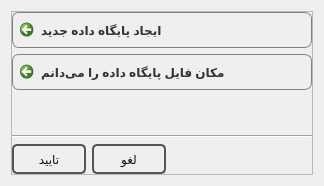
The window that databaseerrormanagementdialog.ui (reza-rezvani2052/KetabYab) describes before a commit, drawn with Qt 5.
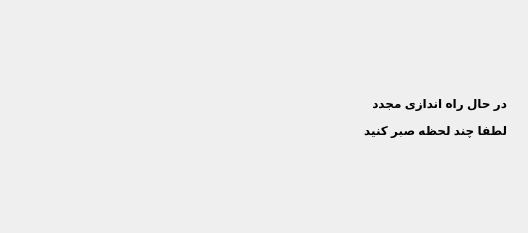
The same window after the commit. The open tabs and pages were chosen to show the change. Icons and pictures are not drawn.

What changed in the file:
```diff
--- a/databaseerrormanagementdialog.ui
+++ b/databaseerrormanagementdialog.ui
@@ -6,8 +6,8 @@
    <rect>
     <x>0</x>
     <y>0</y>
-    <width>324</width>
-    <height>186</height>
+    <width>528</width>
+    <height>233</height>
    </rect>
   </property>
   <property name="windowTitle">
@@ -19,32 +19,56 @@
   <property name="modal">
    <bool>true</bool>
   </property>
+  <layout class="QHBoxLayout" name="horizontalLayout_4">
+   <property name="leftMargin">
+    <number>0</number>
+   </property>
+   <property name="topMargin">
+    <number>0</number>
+   </property>
+   <property name="rightMargin">
+    <number>0</number>
+   </property>
+   <property name="bottomMargin">
+    <number>0</number>
+   </property>
+   <item>
+    <widget class="QStackedWidget" name="stackedWidget">
+     <property name="styleSheet">
+      <string notr="true">QPushButton{
+color: #111;
+border: 2px solid #555;
+border-radius: 5px;
+padding: 2px;
+background: qradialgradient(cx: 0.4, cy: -0.1,
+fx: 0.4, fy: -0.1,
+radius: 1.35, stop: 0 #fff, stop: 1 #ddd);
+min-width: 80px;
+min-height: 40px;
+}
+
+QPushButton:hover {
+background: qradialgradient(cx: 0.3, cy: -0.4,
+fx: 0.3, fy: -0.4,
+radius: 1.35, stop: 0 #fff, stop: 1 #bbb);
+}
+
+QPushButton:pressed {
+background: qradialgradient(cx: 0.3, cy: -0.4,
+fx: 0.3, fy: -0.4,
+radius: 1.35, stop: 0 #fff, stop: 1 #888);
+}
+</string>
+     </property>
+     <property name="currentIndex">
+      <number>1</number>
+     </property>
+     <widget class="QWidget" name="pageErrManagement">
   <layout class="QVBoxLayout" name="verticalLayout">
    <item>
     <widget class="QFrame" name="frame">
      <property name="styleSheet">
-      <string notr="true">QPushButton{
-color: #333;
-border: 2px solid #555;
-border-radius: 7px;
-padding: 5px;
-background: qradialgradient(cx: 0.3, cy: -0.4,
-fx: 0.3, fy: -0.4,
-radius: 1.35, stop: 0 #fff, stop: 1 #888);
-min-width: 60px;
-}
-
-QPushButton:hover {
-background: qradialgradient(cx: 0.3, cy: -0.4,
-fx: 0.3, fy: -0.4,
-radius: 1.35, stop: 0 #fff, stop: 1 #bbb);
-}
-
-QPushButton:pressed {
-background: qradialgradient(cx: 0.4, cy: -0.1,
-fx: 0.4, fy: -0.1,
-radius: 1.35, stop: 0 #fff, stop: 1 #ddd);
-}</string>
+          <string notr="true"/>
      </property>
      <property name="frameShape">
       <enum>QFrame::StyledPanel</enum>
@@ -69,27 +93,35 @@
        <layout class="QVBoxLayout" name="verticalLayout_2">
         <item>
          <widget class="QCommandLinkButton" name="btnCreateNewDb">
-          <property name="styleSheet">
-           <string notr="true">border: 1px solid gray;</string>
-          </property>
           <property name="text">
-           <string>ایجاد پایگاه داده جدید</string>
-          </property>
-          <property name="default">
-           <bool>false</bool>
+               <string>  ایجاد پایگاه داده جدید  </string>
+              </property>
+              <property name="icon">
+               <iconset resource="rc/rc.qrc">
+                <normaloff>:/book-add.png</normaloff>:/book-add.png</iconset>
+              </property>
+              <property name="iconSize">
+               <size>
+                <width>25</width>
+                <height>25</height>
+               </size>
           </property>
          </widget>
         </item>
         <item>
          <widget class="QCommandLinkButton" name="btnOpenExistsDb">
-          <property name="styleSheet">
-           <string notr="true">border: 1px solid gray;</string>
-          </property>
           <property name="text">
-           <string>مکان فایل پایگاه داده را می‌دانم</string>
-          </property>
-          <property name="default">
-           <bool>false</bool>
+               <string>  مکان فایل پایگاه داده را می‌دانم  </string>
+              </property>
+              <property name="icon">
+               <iconset resource="rc/rc.qrc">
+                <normaloff>:/database_load.png</normaloff>:/database_load.png</iconset>
+              </property>
+              <property name="iconSize">
+               <size>
+                <width>25</width>
+                <height>25</height>
+               </size>
           </property>
          </widget>
         </item>
@@ -140,93 +172,132 @@
           </property>
           <property name="minimumSize">
            <size>
-            <width>74</width>
-            <height>30</height>
-           </size>
-          </property>
-          <property name="styleSheet">
-           <string notr="true">QPushButton{
-color: #111;
-border: 2px solid #555;
-border-radius: 5px;
-
-background: qradialgradient(cx: 0.4, cy: -0.1,
-fx: 0.4, fy: -0.1,
-radius: 1.35, stop: 0 #fff, stop: 1 #ddd);
-
-min-width: 60px;
-}
-
-QPushButton:hover {
-background: qradialgradient(cx: 0.3, cy: -0.4,
-fx: 0.3, fy: -0.4,
-radius: 1.35, stop: 0 #fff, stop: 1 #bbb);
-}
-
-QPushButton:pressed {
-background: qradialgradient(cx: 0.3, cy: -0.4,
-fx: 0.3, fy: -0.4,
-radius: 1.35, stop: 0 #fff, stop: 1 #888);
-}
-</string>
-          </property>
+                <width>88</width>
+                <height>48</height>
+               </size>
+              </property>
           <property name="text">
-           <string>لغو</string>
-          </property>
-         </widget>
+               <string>بستن</string>
+              </property>
+             </widget>
+            </item>
+           </layout>
+          </item>
+         </layout>
+        </widget>
+       </item>
+      </layout>
+     </widget>
+     <widget class="QWidget" name="pageErrDescription">
+      <layout class="QGridLayout" name="gridLayout_2">
+       <item row="2" column="0">
+        <layout class="QHBoxLayout" name="horizontalLayout_2">
+         <item>
+          <spacer name="horizontalSpacer_2">
+           <property name="orientation">
+            <enum>Qt::Horizontal</enum>
+           </property>
+           <property name="sizeHint" stdset="0">
+            <size>
+             <width>40</width>
+             <height>20</height>
+            </size>
+           </property>
+          </spacer>
         </item>
         <item>
          <widget class="QPushButton" name="btnOk">
+           <property name="text">
+            <string>تصحیح خطا</string>
+           </property>
+          </widget>
+         </item>
+         <item>
+          <widget class="QPushButton" name="btnClose">
+           <property name="text">
+            <string>بستن</string>
+           </property>
+          </widget>
+         </item>
+        </layout>
+       </item>
+       <item row="0" column="0">
+        <widget class="QLabel" name="lblErrDescription">
           <property name="sizePolicy">
-           <sizepolicy hsizetype="Preferred" vsizetype="Maximum">
+          <sizepolicy hsizetype="Preferred" vsizetype="MinimumExpanding">
             <horstretch>0</horstretch>
             <verstretch>0</verstretch>
            </sizepolicy>
           </property>
-          <property name="minimumSize">
+         <property name="text">
+          <string/>
+         </property>
+        </widget>
+       </item>
+       <item row="1" column="0">
+        <widget class="Line" name="line_2">
+         <property name="orientation">
+          <enum>Qt::Horizontal</enum>
+         </property>
+        </widget>
+       </item>
+      </layout>
+     </widget>
+     <widget class="QWidget" name="pageLoading">
+      <layout class="QHBoxLayout" name="horizontalLayout_3">
+       <item>
+        <layout class="QVBoxLayout" name="verticalLayout_4">
+         <property name="rightMargin">
+          <number>12</number>
+         </property>
+         <item>
+          <spacer name="verticalSpacer_2">
+           <property name="orientation">
+            <enum>Qt::Vertical</enum>
+           </property>
+           <property name="sizeHint" stdset="0">
            <size>
-            <width>74</width>
-            <height>30</height>
-           </size>
-          </property>
-          <property name="styleSheet">
-           <string notr="true">QPushButton{
-color: #111;
-border: 2px solid #555;
-border-radius: 5px;
-
-background: qradialgradient(cx: 0.4, cy: -0.1,
-fx: 0.4, fy: -0.1,
-radius: 1.35, stop: 0 #fff, stop: 1 #ddd);
-
-min-width: 60px;
-}
-
-QPushButton:hover {
-background: qradialgradient(cx: 0.3, cy: -0.4,
-fx: 0.3, fy: -0.4,
-radius: 1.35, stop: 0 #fff, stop: 1 #bbb);
-}
-
-QPushButton:pressed {
-background: qradialgradient(cx: 0.3, cy: -0.4,
-fx: 0.3, fy: -0.4,
-radius: 1.35, stop: 0 #fff, stop: 1 #888);
-}
-</string>
-          </property>
+             <width>20</width>
+             <height>40</height>
+            </size>
+           </property>
+          </spacer>
+         </item>
+         <item>
+          <widget class="QLabel" name="label_2">
           <property name="text">
-           <string>تایید</string>
-          </property>
-          <property name="default">
+            <string>&lt;html&gt;&lt;head/&gt;&lt;body&gt;&lt;p align=&quot;right&quot;&gt;&lt;span style=&quot; font-weight:600; color:#000000;&quot;&gt;در حال راه اندازی مجدد&lt;/span&gt;&lt;/p&gt;&lt;p align=&quot;right&quot;&gt;&lt;span style=&quot; font-weight:600; color:#000000;&quot;&gt;لطفا چند لحظه صبر کنید&lt;/span&gt;&lt;/p&gt;&lt;/body&gt;&lt;/html&gt;</string>
+           </property>
+           <property name="wordWrap">
            <bool>true</bool>
           </property>
          </widget>
         </item>
-       </layout>
-      </item>
-     </layout>
-    </widget>
+         <item>
+          <spacer name="verticalSpacer_3">
+           <property name="orientation">
+            <enum>Qt::Vertical</enum>
+           </property>
+           <property name="sizeHint" stdset="0">
+            <size>
+             <width>20</width>
+             <height>40</height>
+            </size>
+           </property>
+          </spacer>
+         </item>
+        </layout>
+       </item>
+       <item>
+        <widget class="QLabel" name="lblLoading">
+         <property name="alignment">
+          <set>Qt::AlignCenter</set>
+         </property>
+        </widget>
+       </item>
+      </layout>
+     </widget>
+    </widget>
    </item>
   </layout>
  </widget>
```
Left out of the diff: 4 changed lines with no effect on the pictures. Lines whose indentation alone changed are shown as unchanged.
